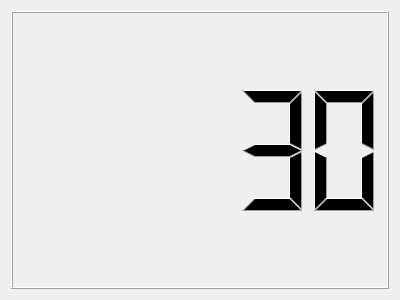
The window that timeoffdisplay.ui (danividanivi/Qscoreboard) describes before a commit, drawn with Qt 5.
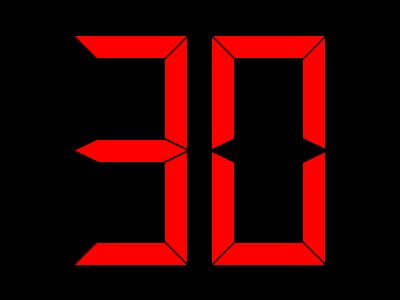
The same window after the commit.

Commit message: Sound delay solved Delay with secondary screen solved Black/red background in secondary screen Keyboard control (Esc, PG Up, Pg Down)

```diff
--- a/timeoffdisplay.ui
+++ b/timeoffdisplay.ui
@@ -10,12 +10,514 @@
     <height>300</height>
    </rect>
   </property>
+  <property name="palette">
+   <palette>
+    <active>
+     <colorrole role="WindowText">
+      <brush brushstyle="SolidPattern">
+       <color alpha="255">
+        <red>255</red>
+        <green>0</green>
+        <blue>0</blue>
+       </color>
+      </brush>
+     </colorrole>
+     <colorrole role="Button">
+      <brush brushstyle="SolidPattern">
+       <color alpha="255">
+        <red>0</red>
+        <green>0</green>
+        <blue>0</blue>
+       </color>
+      </brush>
+     </colorrole>
+     <colorrole role="Light">
+      <brush brushstyle="SolidPattern">
+       <color alpha="255">
+        <red>0</red>
+        <green>0</green>
+        <blue>0</blue>
+       </color>
+      </brush>
+     </colorrole>
+     <colorrole role="Midlight">
+      <brush brushstyle="SolidPattern">
+       <color alpha="255">
+        <red>0</red>
+        <green>0</green>
+        <blue>0</blue>
+       </color>
+      </brush>
+     </colorrole>
+     <colorrole role="Dark">
+      <brush brushstyle="SolidPattern">
+       <color alpha="255">
+        <red>0</red>
+        <green>0</green>
+        <blue>0</blue>
+       </color>
+      </brush>
+     </colorrole>
+     <colorrole role="Mid">
+      <brush brushstyle="SolidPattern">
+       <color alpha="255">
+        <red>0</red>
+        <green>0</green>
+        <blue>0</blue>
+       </color>
+      </brush>
+     </colorrole>
+     <colorrole role="Text">
+      <brush brushstyle="SolidPattern">
+       <color alpha="255">
+        <red>255</red>
+        <green>0</green>
+        <blue>0</blue>
+       </color>
+      </brush>
+     </colorrole>
+     <colorrole role="BrightText">
+      <brush brushstyle="SolidPattern">
+       <color alpha="255">
+        <red>255</red>
+        <green>0</green>
+        <blue>0</blue>
+       </color>
+      </brush>
+     </colorrole>
+     <colorrole role="ButtonText">
+      <brush brushstyle="SolidPattern">
+       <color alpha="255">
+        <red>255</red>
+        <green>0</green>
+        <blue>0</blue>
+       </color>
+      </brush>
+     </colorrole>
+     <colorrole role="Base">
+      <brush brushstyle="SolidPattern">
+       <color alpha="255">
+        <red>0</red>
+        <green>0</green>
+        <blue>0</blue>
+       </color>
+      </brush>
+     </colorrole>
+     <colorrole role="Window">
+      <brush brushstyle="SolidPattern">
+       <color alpha="255">
+        <red>0</red>
+        <green>0</green>
+        <blue>0</blue>
+       </color>
+      </brush>
+     </colorrole>
+     <colorrole role="Shadow">
+      <brush brushstyle="SolidPattern">
+       <color alpha="255">
+        <red>0</red>
+        <green>0</green>
+        <blue>0</blue>
+       </color>
+      </brush>
+     </colorrole>
+     <colorrole role="HighlightedText">
+      <brush brushstyle="SolidPattern">
+       <color alpha="255">
+        <red>255</red>
+        <green>0</green>
+        <blue>0</blue>
+       </color>
+      </brush>
+     </colorrole>
+     <colorrole role="AlternateBase">
+      <brush brushstyle="SolidPattern">
+       <color alpha="255">
+        <red>0</red>
+        <green>0</green>
+        <blue>0</blue>
+       </color>
+      </brush>
+     </colorrole>
+     <colorrole role="NoRole">
+      <brush brushstyle="SolidPattern">
+       <color alpha="255">
+        <red>255</red>
+        <green>0</green>
+        <blue>0</blue>
+       </color>
+      </brush>
+     </colorrole>
+     <colorrole role="ToolTipBase">
+      <brush brushstyle="SolidPattern">
+       <color alpha="255">
+        <red>255</red>
+        <green>255</green>
+        <blue>220</blue>
+       </color>
+      </brush>
+     </colorrole>
+     <colorrole role="ToolTipText">
+      <brush brushstyle="SolidPattern">
+       <color alpha="255">
+        <red>0</red>
+        <green>0</green>
+        <blue>0</blue>
+       </color>
+      </brush>
+     </colorrole>
+     <colorrole role="PlaceholderText">
+      <brush brushstyle="SolidPattern">
+       <color alpha="128">
+        <red>255</red>
+        <green>0</green>
+        <blue>0</blue>
+       </color>
+      </brush>
+     </colorrole>
+    </active>
+    <inactive>
+     <colorrole role="WindowText">
+      <brush brushstyle="SolidPattern">
+       <color alpha="255">
+        <red>255</red>
+        <green>0</green>
+        <blue>0</blue>
+       </color>
+      </brush>
+     </colorrole>
+     <colorrole role="Button">
+      <brush brushstyle="SolidPattern">
+       <color alpha="255">
+        <red>0</red>
+        <green>0</green>
+        <blue>0</blue>
+       </color>
+      </brush>
+     </colorrole>
+     <colorrole role="Light">
+      <brush brushstyle="SolidPattern">
+       <color alpha="255">
+        <red>0</red>
+        <green>0</green>
+        <blue>0</blue>
+       </color>
+      </brush>
+     </colorrole>
+     <colorrole role="Midlight">
+      <brush brushstyle="SolidPattern">
+       <color alpha="255">
+        <red>0</red>
+        <green>0</green>
+        <blue>0</blue>
+       </color>
+      </brush>
+     </colorrole>
+     <colorrole role="Dark">
+      <brush brushstyle="SolidPattern">
+       <color alpha="255">
+        <red>0</red>
+        <green>0</green>
+        <blue>0</blue>
+       </color>
+      </brush>
+     </colorrole>
+     <colorrole role="Mid">
+      <brush brushstyle="SolidPattern">
+       <color alpha="255">
+        <red>0</red>
+        <green>0</green>
+        <blue>0</blue>
+       </color>
+      </brush>
+     </colorrole>
+     <colorrole role="Text">
+      <brush brushstyle="SolidPattern">
+       <color alpha="255">
+        <red>255</red>
+        <green>0</green>
+        <blue>0</blue>
+       </color>
+      </brush>
+     </colorrole>
+     <colorrole role="BrightText">
+      <brush brushstyle="SolidPattern">
+       <color alpha="255">
+        <red>255</red>
+        <green>0</green>
+        <blue>0</blue>
+       </color>
+      </brush>
+     </colorrole>
+     <colorrole role="ButtonText">
+      <brush brushstyle="SolidPattern">
+       <color alpha="255">
+        <red>255</red>
+        <green>0</green>
+        <blue>0</blue>
+       </color>
+      </brush>
+     </colorrole>
+     <colorrole role="Base">
+      <brush brushstyle="SolidPattern">
+       <color alpha="255">
+        <red>0</red>
+        <green>0</green>
+        <blue>0</blue>
+       </color>
+      </brush>
+     </colorrole>
+     <colorrole role="Window">
+      <brush brushstyle="SolidPattern">
+       <color alpha="255">
+        <red>0</red>
+        <green>0</green>
+        <blue>0</blue>
+       </color>
+      </brush>
+     </colorrole>
+     <colorrole role="Shadow">
+      <brush brushstyle="SolidPattern">
+       <color alpha="255">
+        <red>0</red>
+        <green>0</green>
+        <blue>0</blue>
+       </color>
+      </brush>
+     </colorrole>
+     <colorrole role="HighlightedText">
+      <brush brushstyle="SolidPattern">
+       <color alpha="255">
+        <red>255</red>
+        <green>0</green>
+        <blue>0</blue>
+       </color>
+      </brush>
+     </colorrole>
+     <colorrole role="AlternateBase">
+      <brush brushstyle="SolidPattern">
+       <color alpha="255">
+        <red>0</red>
+        <green>0</green>
+        <blue>0</blue>
+       </color>
+      </brush>
+     </colorrole>
+     <colorrole role="NoRole">
+      <brush brushstyle="SolidPattern">
+       <color alpha="255">
+        <red>255</red>
+        <green>0</green>
+        <blue>0</blue>
+       </color>
+      </brush>
+     </colorrole>
+     <colorrole role="ToolTipBase">
+      <brush brushstyle="SolidPattern">
+       <color alpha="255">
+        <red>255</red>
+        <green>255</green>
+        <blue>220</blue>
+       </color>
+      </brush>
+     </colorrole>
+     <colorrole role="ToolTipText">
+      <brush brushstyle="SolidPattern">
+       <color alpha="255">
+        <red>0</red>
+        <green>0</green>
+        <blue>0</blue>
+       </color>
+      </brush>
+     </colorrole>
+     <colorrole role="PlaceholderText">
+      <brush brushstyle="SolidPattern">
+       <color alpha="128">
+        <red>255</red>
+        <green>0</green>
+        <blue>0</blue>
+       </color>
+      </brush>
+     </colorrole>
+    </inactive>
+    <disabled>
+     <colorrole role="WindowText">
+      <brush brushstyle="SolidPattern">
+       <color alpha="255">
+        <red>0</red>
+        <green>0</green>
+        <blue>0</blue>
+       </color>
+      </brush>
+     </colorrole>
+     <colorrole role="Button">
+      <brush brushstyle="SolidPattern">
+       <color alpha="255">
+        <red>0</red>
+        <green>0</green>
+        <blue>0</blue>
+       </color>
+      </brush>
+     </colorrole>
+     <colorrole role="Light">
+      <brush brushstyle="SolidPattern">
+       <color alpha="255">
+        <red>0</red>
+        <green>0</green>
+        <blue>0</blue>
+       </color>
+      </brush>
+     </colorrole>
+     <colorrole role="Midlight">
+      <brush brushstyle="SolidPattern">
+       <color alpha="255">
+        <red>0</red>
+        <green>0</green>
+        <blue>0</blue>
+       </color>
+      </brush>
+     </colorrole>
+     <colorrole role="Dark">
+      <brush brushstyle="SolidPattern">
+       <color alpha="255">
+        <red>0</red>
+        <green>0</green>
+        <blue>0</blue>
+       </color>
+      </brush>
+     </colorrole>
+     <colorrole role="Mid">
+      <brush brushstyle="SolidPattern">
+       <color alpha="255">
+        <red>0</red>
+        <green>0</green>
+        <blue>0</blue>
+       </color>
+      </brush>
+     </colorrole>
+     <colorrole role="Text">
+      <brush brushstyle="SolidPattern">
+       <color alpha="255">
+        <red>0</red>
+        <green>0</green>
+        <blue>0</blue>
+       </color>
+      </brush>
+     </colorrole>
+     <colorrole role="BrightText">
+      <brush brushstyle="SolidPattern">
+       <color alpha="255">
+        <red>255</red>
+        <green>0</green>
+        <blue>0</blue>
+       </color>
+      </brush>
+     </colorrole>
+     <colorrole role="ButtonText">
+      <brush brushstyle="SolidPattern">
+       <color alpha="255">
+        <red>0</red>
+        <green>0</green>
+        <blue>0</blue>
+       </color>
+      </brush>
+     </colorrole>
+     <colorrole role="Base">
+      <brush brushstyle="SolidPattern">
+       <color alpha="255">
+        <red>0</red>
+        <green>0</green>
+        <blue>0</blue>
+       </color>
+      </brush>
+     </colorrole>
+     <colorrole role="Window">
+      <brush brushstyle="SolidPattern">
+       <color alpha="255">
+        <red>0</red>
+        <green>0</green>
+        <blue>0</blue>
+       </color>
+      </brush>
+     </colorrole>
+     <colorrole role="Shadow">
+      <brush brushstyle="SolidPattern">
+       <color alpha="255">
+        <red>0</red>
+        <green>0</green>
+        <blue>0</blue>
+       </color>
+      </brush>
+     </colorrole>
+     <colorrole role="HighlightedText">
+      <brush brushstyle="SolidPattern">
+       <color alpha="255">
+        <red>255</red>
+        <green>0</green>
+        <blue>0</blue>
+       </color>
+      </brush>
+     </colorrole>
+     <colorrole role="AlternateBase">
+      <brush brushstyle="SolidPattern">
+       <color alpha="255">
+        <red>0</red>
+        <green>0</green>
+        <blue>0</blue>
+       </color>
+      </brush>
+     </colorrole>
+     <colorrole role="NoRole">
+      <brush brushstyle="SolidPattern">
+       <color alpha="255">
+        <red>255</red>
+        <green>0</green>
+        <blue>0</blue>
+       </color>
+      </brush>
+     </colorrole>
+     <colorrole role="ToolTipBase">
+      <brush brushstyle="SolidPattern">
+       <color alpha="255">
+        <red>255</red>
+        <green>255</green>
+        <blue>220</blue>
+       </color>
+      </brush>
+     </colorrole>
+     <colorrole role="ToolTipText">
+      <brush brushstyle="SolidPattern">
+       <color alpha="255">
+        <red>0</red>
+        <green>0</green>
+        <blue>0</blue>
+       </color>
+      </brush>
+     </colorrole>
+     <colorrole role="PlaceholderText">
+      <brush brushstyle="SolidPattern">
+       <color alpha="128">
+        <red>255</red>
+        <green>255</green>
+        <blue>255</blue>
+       </color>
+      </brush>
+     </colorrole>
+    </disabled>
+   </palette>
+  </property>
   <property name="windowTitle">
    <string>Form</string>
   </property>
+  <property name="autoFillBackground">
+   <bool>false</bool>
+  </property>
   <layout class="QGridLayout" name="gridLayout">
    <item row="0" column="0">
     <widget class="QLCDNumber" name="lcdNumber">
+     <property name="digitCount">
+      <number>2</number>
+     </property>
      <property name="value" stdset="0">
       <double>30.000000000000000</double>
      </property>
```
The commit also changes 8 other files.
